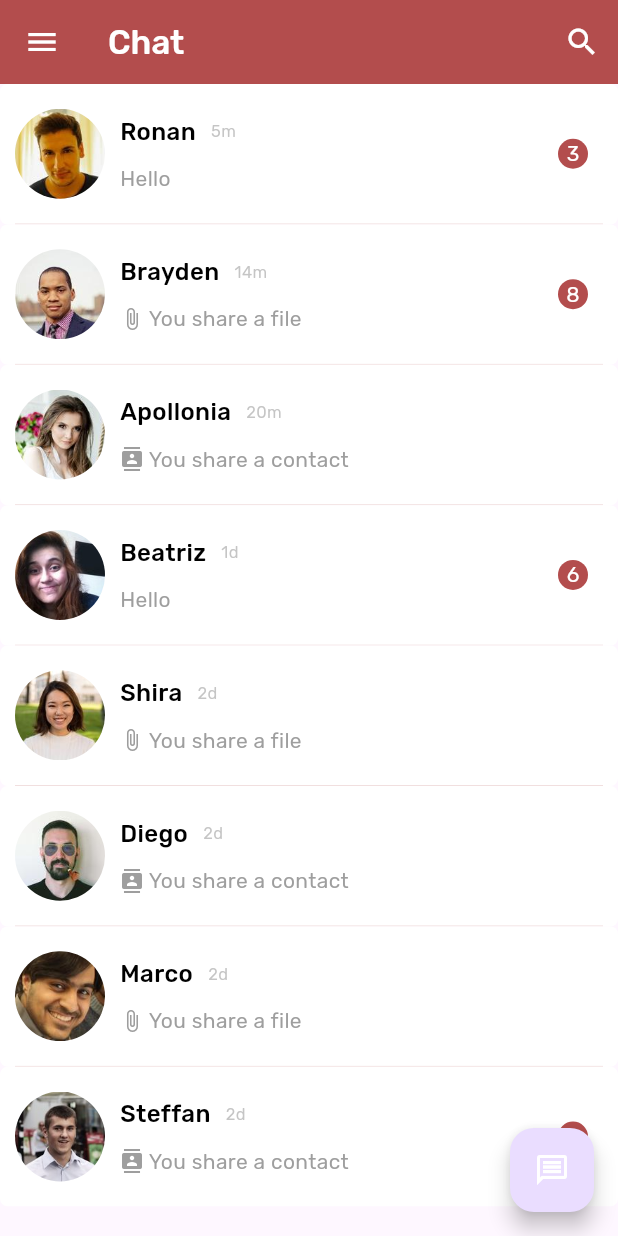
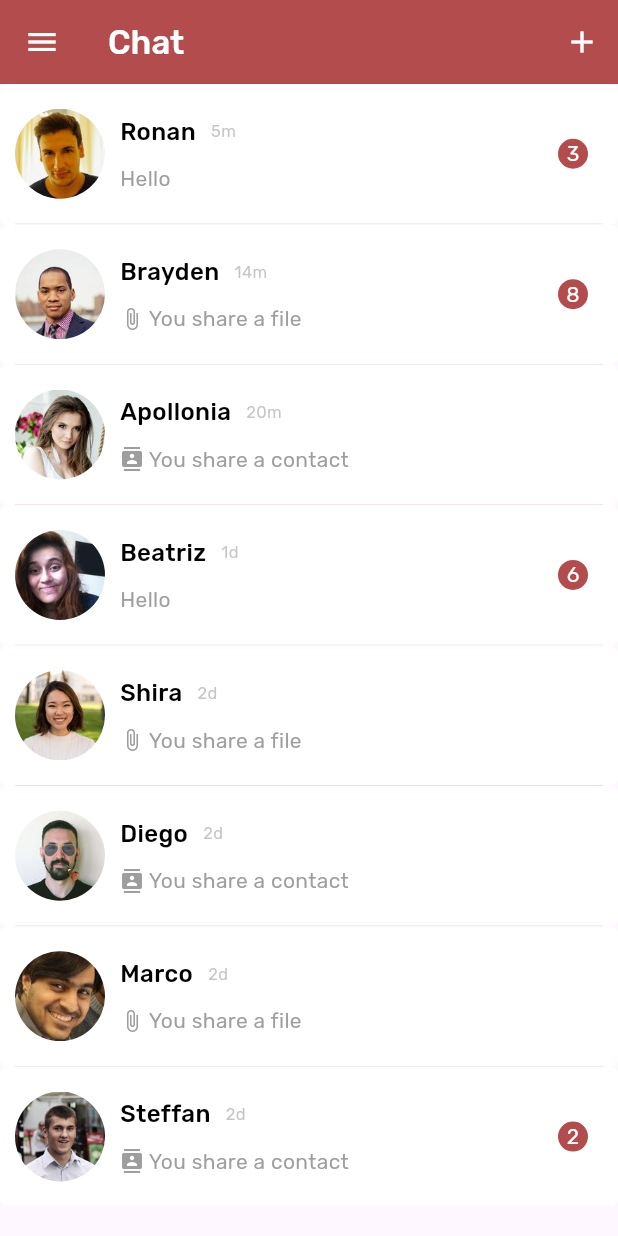
Before and after one commit to dumondemaxwell/MeshMsgr, a Flutter app: the Chat screen opened directly, on a phone screen of 412 x 824 dp. Run offline on Flutter 3.47's test engine with Material 3 defaults, Android fonts, the phone set to English and light mode, and no system bars; our stand-ins replace convex_bottom_bar, flutter_spinkit, fluttertoast, font_awesome_flutter, image_picker, intl_phone_number_input and 3 more; missing offline and left inert: shared_preferences_web; accounts and stored records are empty.

Commit message:
add plus button, remove fab button

```diff
--- a/lib/pages/chat/chat.dart
+++ b/lib/pages/chat/chat.dart
@@ -250,8 +250,13 @@ class _ChatState extends State<Chat> {
         ),
         actions: [
           IconButton(
-            icon: Icon(Icons.search, color: whiteColor),
+            icon: Icon(Icons.add, color: whiteColor),
             onPressed: () {
+                  Navigator.push(
+                      context,
+                      PageTransition(
+                          type: PageTransitionType.rightToLeft,
+                          child: const SelectContact()));
             },
           ),
         ],
@@ -272,19 +277,6 @@ class _ChatState extends State<Chat> {
               },
             ),
         )
-      ),
-      floatingActionButton: FloatingActionButton(
-        child: Icon(
-          Icons.message_outlined,
-          color: whiteColor,
-        ),
-        onPressed: () {
-          Navigator.push(
-              context,
-              PageTransition(
-                  type: PageTransitionType.rightToLeft,
-                  child: const SelectContact()));
-        },
       ),
       body: ListView.builder(
         itemCount: chatList.length,
```
